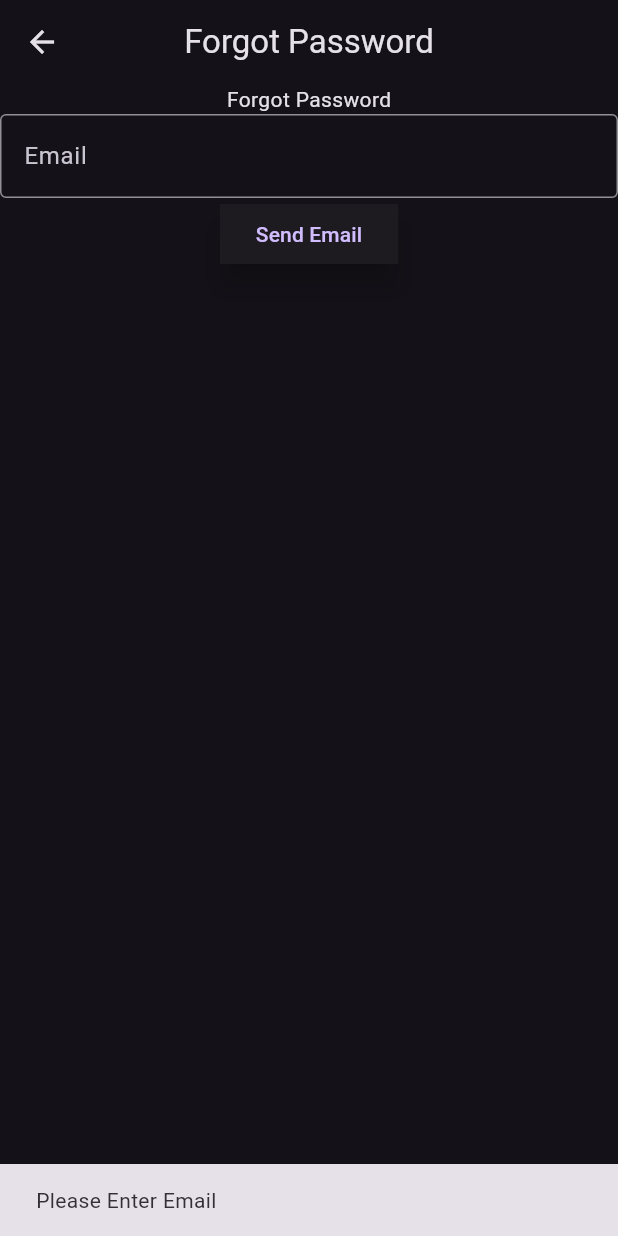
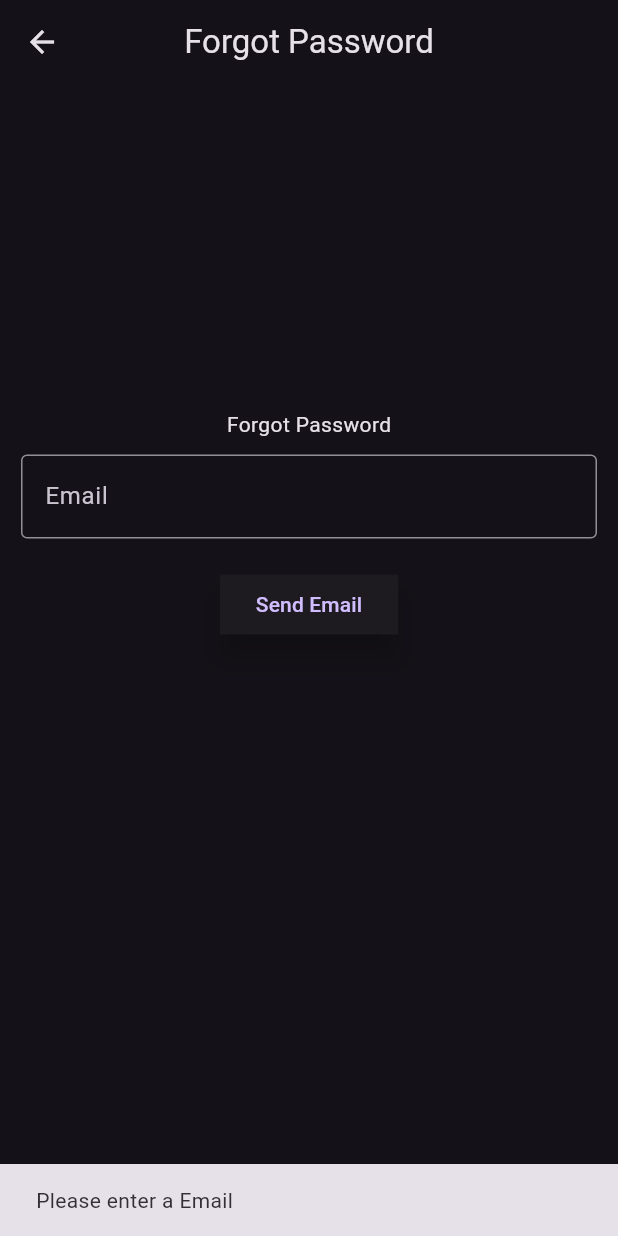
Before and after one commit to drakin003/simple-Firebase-auth-in-flutter, a Flutter app: the ForgotPasswordScreen screen opened directly, after a tap on "Send Email", on a phone screen of 412 x 824 dp. Run offline on Flutter 3.47's test engine with Material 3 defaults, Android fonts, the phone set to English and light mode, and no system bars; our stand-ins replace firebase_auth, firebase_core; accounts and stored records are empty; generated files the repository leaves out were written again.

Commit message:
update forgot password screen

```diff
--- a/lib/screens/forgot_password_screen.dart
+++ b/lib/screens/forgot_password_screen.dart
@@ -11,29 +11,38 @@ class ForgotPasswordScreen extends StatefulWidget {
 
 class _ForgotPasswordScreenState extends State<ForgotPasswordScreen> {
   TextEditingController forgotEmailController = TextEditingController();
-  bool isLoading = false;
+  bool _isLoading = false;
 
-  forgotpassword() {
+  forgotpassword() async {
+    setState(() {
+      _isLoading = true;
+    });
     try {
       if (forgotEmailController.text.isEmpty) {
         ScaffoldMessenger.of(context).showSnackBar(
           const SnackBar(
-            content: Text("Please Enter Email"),
+            content: Text("Please enter a Email"),
           ),
         );
       } else {
-        setState(() {
-          isLoading = true;
-        });
         String userEmail = forgotEmailController.text;
-        FirebaseServices().resetPassword(userEmail);
+        await FirebaseServices().resetPassword(userEmail);
+        if (mounted) {
+          ScaffoldMessenger.of(context).showSnackBar(
+            const SnackBar(
+              content: Text("Email Sent Successfully"),
+            ),
+          );
+        }
       }
     } on FirebaseAuthException catch (e) {
+      if (mounted) {
         ScaffoldMessenger.of(context)
             .showSnackBar(SnackBar(content: Text(e.message.toString())));
+      }
     } finally {
       setState(() {
-        isLoading = false;
+        _isLoading = false;
       });
     }
   }
@@ -46,15 +55,26 @@ class _ForgotPasswordScreenState extends State<ForgotPasswordScreen> {
         centerTitle: true,
       ),
       body: Center(
+        child: AnimatedContainer(
+          duration: const Duration(seconds: 1),
+          padding: const EdgeInsets.all(8.0),
+          width: 400,
+          height: 350,
           child: Column(
             children: [
               const Text("Forgot Password"),
+              const SizedBox(
+                height: 10,
+              ),
               TextField(
                 controller: forgotEmailController,
                 decoration: const InputDecoration(
                   border: OutlineInputBorder(),
                   labelText: 'Email',
                 ),
+              ),
+              const SizedBox(
+                height: 20,
               ),
               ElevatedButton(
                 style: ElevatedButton.styleFrom(
@@ -64,13 +84,14 @@ class _ForgotPasswordScreenState extends State<ForgotPasswordScreen> {
                 onPressed: () {
                   forgotpassword();
                 },
-              child: isLoading
+                child: _isLoading
                     ? const CircularProgressIndicator.adaptive()
                     : const Text('Send Email'),
               )
             ],
           ),
         ),
+      ),
     );
   }
 }
```
Also changed, not shown: lib/screens/login_screen.dart (+36 -6 lines), lib/screens/register_screen.dart (+14 -4 lines). Lines whose indentation alone changed are shown as unchanged.
